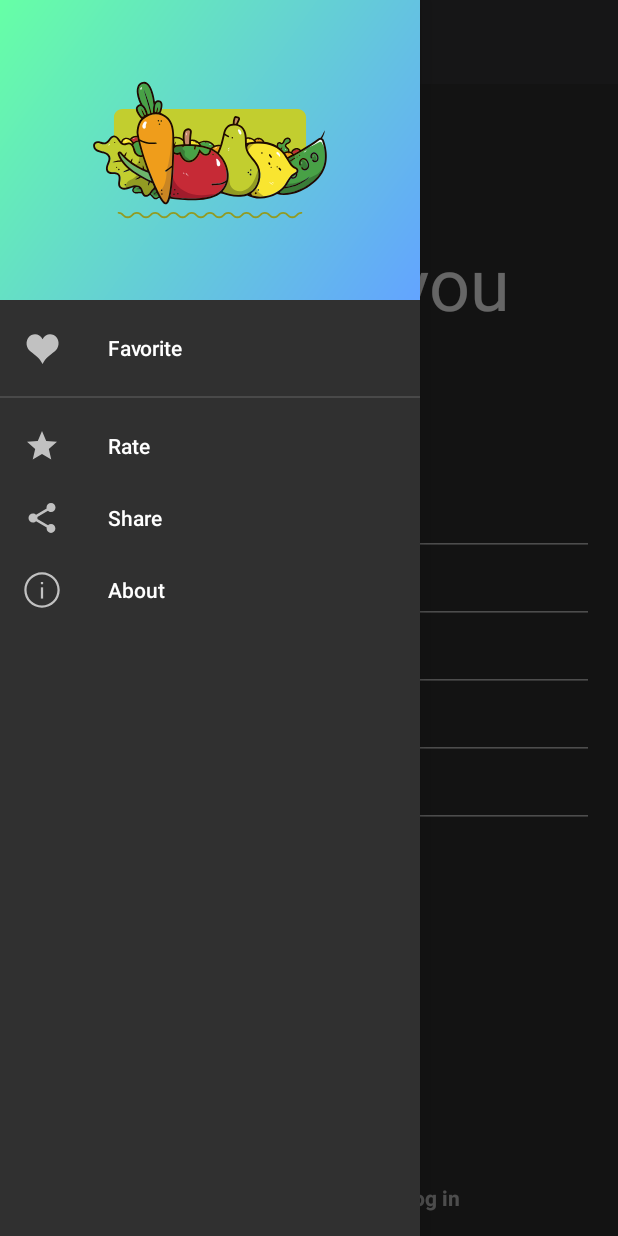
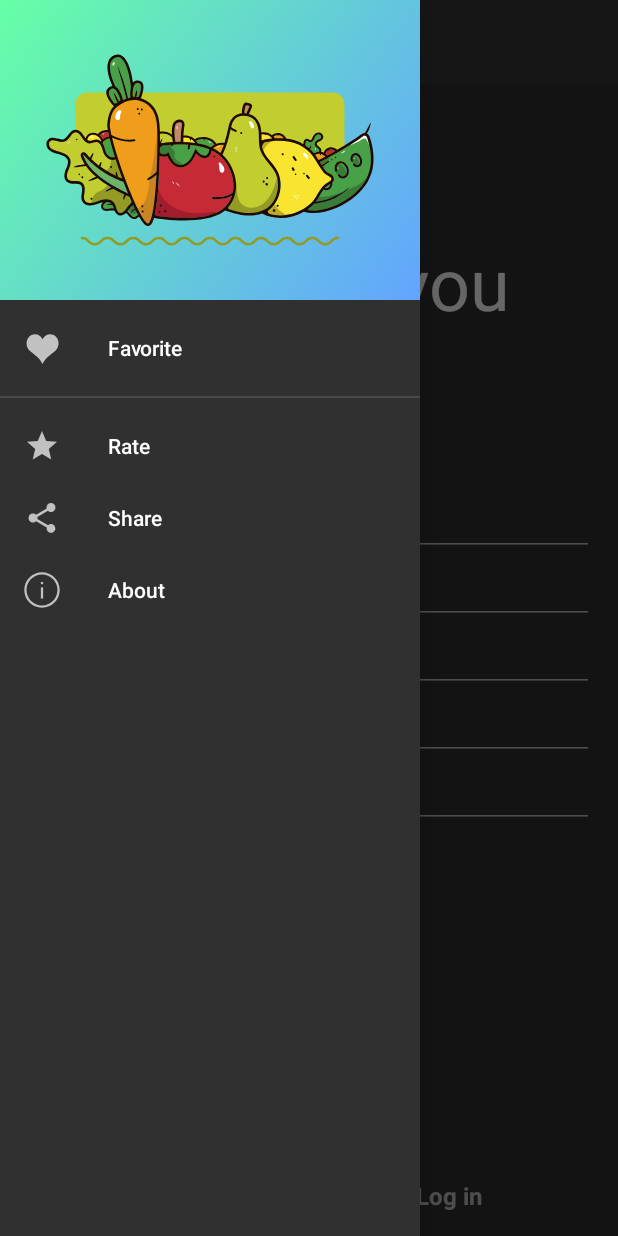
Before and after one commit to CuongPhan090/SampleRecipes, an Android app: the RegisterFragment screen opened through its navigation route, with the side drawer open, on a phone screen of 412 x 824 dp. Run offline under Robolectric (Android 15) with nearby library versions, the phone set to English and light mode, and no system bars; our stand-ins replace Dagger/Hilt's generated code, Firebase (no records; nobody signed in at launch, a user with empty details on screens opened directly), navigation-ui.

Commit message:
11.5: Pass email address from fragments to owner activity, update navDrawer Header Textview

```diff
--- a/app/src/main/java/com/offline/continentalrecipesusingnavgraph/view/EntryActivity.kt
+++ b/app/src/main/java/com/offline/continentalrecipesusingnavgraph/view/EntryActivity.kt
@@ -1,12 +1,17 @@
 package com.offline.continentalrecipesusingnavgraph.view
 
+import android.annotation.SuppressLint
 import android.content.Intent
 import android.net.Uri
 import android.os.Bundle
 import android.provider.Settings
 import android.view.MenuItem
+import android.widget.TextView
+import android.widget.Toast
 import androidx.appcompat.app.AppCompatActivity
 import androidx.core.view.GravityCompat
+import androidx.fragment.app.FragmentResultListener
+import androidx.fragment.app.FragmentResultOwner
 import androidx.navigation.NavController
 import androidx.navigation.findNavController
 import androidx.navigation.fragment.NavHostFragment
@@ -41,7 +46,17 @@ class EntryActivity : AppCompatActivity(), NavigationView.OnNavigationItemSelect
         setupNavigationDrawer(navController)
 
         binding.navView.setNavigationItemSelectedListener(this)
+
     }
+
+    @SuppressLint("SetTextI18n")
+    override fun onStart() {
+        super.onStart()
+        supportFragmentManager.setFragmentResultListener("emailAddress", this) { _, bundle ->
+            findViewById<TextView>(R.id.navdrawer_textview).text = "${bundle.getString("email")} Recipes"
+        }
+    }
+
 
     // display the up button if not top destination and hamburger icon if it is top destination
     // set the action bar title based on destination's label
--- a/app/src/main/java/com/offline/continentalrecipesusingnavgraph/view/category/CategoryFragment.kt
+++ b/app/src/main/java/com/offline/continentalrecipesusingnavgraph/view/category/CategoryFragment.kt
@@ -60,9 +60,9 @@ class CategoryFragment : Fragment() {
         requireActivity().onBackPressedDispatcher.addCallback(viewLifecycleOwner) {
             AlertDialog.Builder(view.context)
                 .setTitle("Are you sure you want to exit?")
-                .setPositiveButton("Exit") { dialog, _ ->
+                .setPositiveButton("Exit") { _, _ ->
                     remove()
-                    requireActivity().onBackPressed()
+                    requireActivity().finish()
                 }
                 .setNegativeButton("Cancel") { dialog, _ ->
                     dialog.dismiss()
@@ -70,7 +70,7 @@ class CategoryFragment : Fragment() {
                 .create()
                 .show()
         }
-        Toast.makeText(view.context, categoryArgs.userToken, Toast.LENGTH_SHORT).show()
+         Toast.makeText(view.context, categoryArgs.userToken, Toast.LENGTH_SHORT).show()
     }
 
     override fun onCreateOptionsMenu(menu: Menu, inflater: MenuInflater) {
--- a/app/src/main/res/layout/fragment_login.xml
+++ b/app/src/main/res/layout/fragment_login.xml
@@ -36,7 +36,7 @@
             android:id="@+id/username"
             android:layout_width="match_parent"
             android:layout_height="match_parent"
-            android:autofillHints="name"
+            android:autofillHints="emailAddress"
             android:hint="@string/username"
             android:inputType="text" />
     </com.google.android.material.textfield.TextInputLayout>
@@ -99,6 +99,7 @@
         android:layout_marginTop="@dimen/reset_password_margin"
         android:text="@string/forgot_your_password"
         android:textStyle="bold"
+        android:textSize="@dimen/text_size"
         app:layout_constraintEnd_toEndOf="parent"
         app:layout_constraintStart_toStartOf="parent"
         app:layout_constraintTop_toBottomOf="@id/sign_in" />
@@ -118,6 +119,7 @@
         android:layout_width="wrap_content"
         android:layout_height="wrap_content"
         android:layout_marginTop="8dp"
+        android:textSize="@dimen/text_size"
         android:text="@string/new_member_sign_up"
         app:layout_constraintEnd_toStartOf="@id/sign_up"
         app:layout_constraintHorizontal_chainStyle="packed"
@@ -130,6 +132,7 @@
         android:layout_height="wrap_content"
         android:layout_marginTop="8dp"
         android:text="@string/sign_up"
+        android:textSize="@dimen/text_size"
         android:textStyle="bold"
         app:layout_constraintEnd_toEndOf="parent"
         app:layout_constraintStart_toEndOf="@id/new_member"
--- a/app/src/main/res/layout/fragment_register.xml
+++ b/app/src/main/res/layout/fragment_register.xml
@@ -31,6 +31,7 @@
         android:autofillHints="emailAddress"
         android:hint="@string/email_address"
         android:inputType="textEmailAddress"
+        android:maxEms="50"
         app:layout_constraintEnd_toEndOf="parent"
         app:layout_constraintStart_toStartOf="parent"
         app:layout_constraintTop_toBottomOf="@id/register_text_view" />
@@ -73,6 +74,7 @@
         android:autofillHints="name"
         android:hint="@string/full_name"
         android:inputType="textPersonName"
+        android:maxEms="50"
         app:layout_constraintEnd_toEndOf="parent"
         app:layout_constraintStart_toStartOf="parent"
         app:layout_constraintTop_toBottomOf="@id/confirmed_password" />
@@ -86,6 +88,7 @@
         android:autofillHints="phone"
         android:hint="@string/phone_number"
         android:inputType="phone"
+        android:maxEms="20"
         app:layout_constraintEnd_toEndOf="parent"
         app:layout_constraintStart_toStartOf="parent"
         app:layout_constraintTop_toBottomOf="@id/full_name" />
@@ -108,6 +111,7 @@
         android:layout_marginTop="8dp"
         android:layout_marginBottom="@dimen/text_view_margin_16dp"
         android:text="@string/already_have_an_account"
+        android:textSize="@dimen/text_size"
         app:layout_constraintBottom_toBottomOf="parent"
         app:layout_constraintEnd_toStartOf="@id/sign_in"
         app:layout_constraintHorizontal_chainStyle="packed"
@@ -120,6 +124,7 @@
         android:layout_marginTop="8dp"
         android:layout_marginBottom="@dimen/text_view_margin_16dp"
         android:text="@string/log_in"
+        android:textSize="@dimen/text_size"
         android:textStyle="bold"
         app:layout_constraintBottom_toBottomOf="parent"
         app:layout_constraintEnd_toEndOf="parent"
--- a/app/src/main/res/layout/navdrawer_header.xml
+++ b/app/src/main/res/layout/navdrawer_header.xml
@@ -1,12 +1,33 @@
 <?xml version="1.0" encoding="utf-8"?>
 <FrameLayout xmlns:android="http://schemas.android.com/apk/res/android"
+    xmlns:app="http://schemas.android.com/apk/res-auto"
+    xmlns:tools="http://schemas.android.com/tools"
     android:layout_width="match_parent"
-    android:background="@drawable/side_nav_bar"
-    android:layout_height="200dp">
+    android:layout_height="200dp"
+    android:background="@drawable/side_nav_bar">
 
     <ImageView
+        android:id="@+id/navdrawer_header"
+        android:layout_width="wrap_content"
+        android:layout_height="match_parent"
+        android:contentDescription="@null"
         android:src="@drawable/navdrawer_header"
-        android:layout_width="200dp"
-        android:layout_gravity="center"
-        android:layout_height="match_parent" />
+        app:layout_constraintBottom_toBottomOf="parent"
+        app:layout_constraintEnd_toEndOf="parent"
+        app:layout_constraintStart_toStartOf="parent"
+        app:layout_constraintTop_toTopOf="parent" />
+
+    <TextView
+        android:id="@+id/navdrawer_textview"
+        android:layout_width="wrap_content"
+        android:layout_height="wrap_content"
+        android:layout_gravity="center|bottom"
+        android:layout_marginBottom="8dp"
+        android:textColor="@color/black"
+        android:textSize="@dimen/text_size"
+        android:textStyle="bold"
+        app:layout_constraintEnd_toEndOf="parent"
+        app:layout_constraintStart_toStartOf="parent"
+        app:layout_constraintTop_toBottomOf="@id/navdrawer_header"
+        tools:text="Alexander Recipe" />
 </FrameLayout>
--- a/app/src/main/res/values/dimens.xml
+++ b/app/src/main/res/values/dimens.xml
@@ -38,4 +38,5 @@
     <dimen name="username_edit_text_top_margin">48dp</dimen>
     <dimen name="text_view_margin_8dp">8dp</dimen>
     <dimen name="text_view_margin_16dp">16dp</dimen>
+    <dimen name="text_size">16sp</dimen>
 </resources>
--- a/app/src/main/res/values/strings.xml
+++ b/app/src/main/res/values/strings.xml
@@ -19,7 +19,6 @@
     <string name="forgot_your_password">Forgot your password?</string>
     <string name="new_member_sign_up">New member?</string>
     <string name="sign_up">" Sign up"</string>
-    <string name="sign_in_failed_message">We do not recognize your username and/or password. Please try again</string>
     <string name="register_greeting">Let\'s get you started</string>
     <string name="confirm_password">Confirm password</string>
     <string name="email_address">Email Address</string>
```
Also changed, not shown: app/src/main/java/com/offline/continentalrecipesusingnavgraph/view/authentication/LoginFragment.kt (+9 -4 lines), app/src/main/java/com/offline/continentalrecipesusingnavgraph/view/authentication/RegisterFragment.kt (+8 -3 lines).
